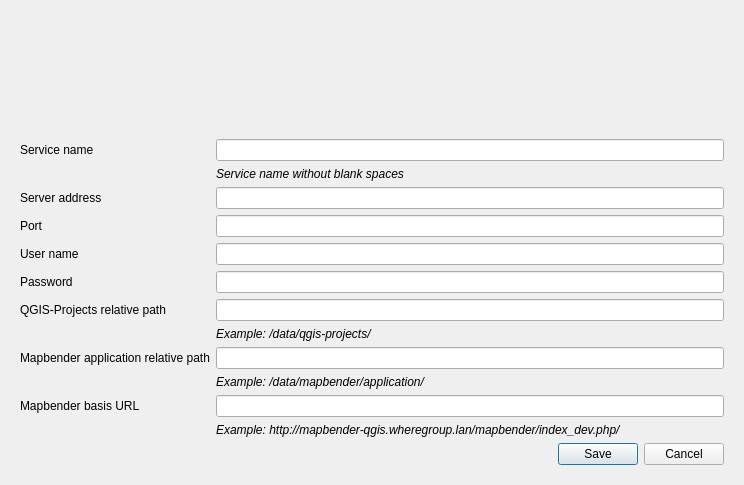
Above: mapbender_plugin/dialogs/ui/edit_server_section_dialog.ui from WhereGroup/QGIS2Mapbender before the change. Below: the same form after it.
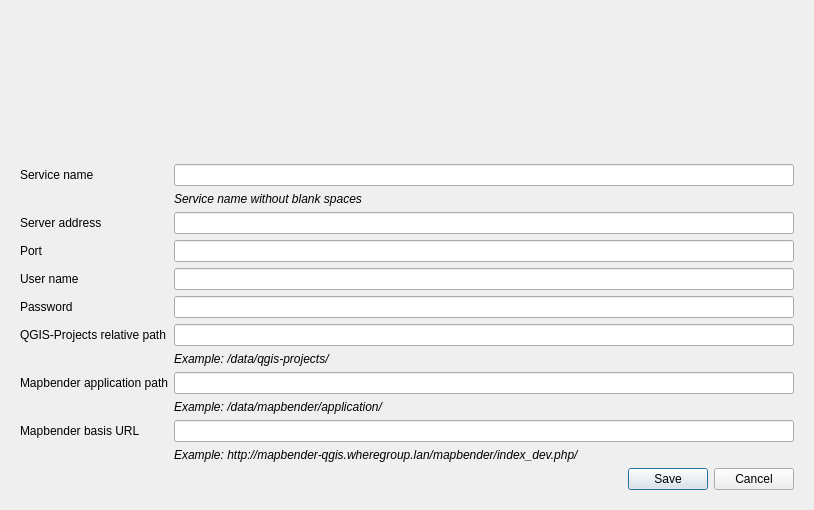
That is the form after the change. Icons and pictures are not drawn.

Commit message: get qgis project path from server config and update server table: show qgis project path. add dynamic basis url (2)

```diff
--- a/mapbender_plugin/dialogs/ui/edit_server_section_dialog.ui
+++ b/mapbender_plugin/dialogs/ui/edit_server_section_dialog.ui
@@ -6,8 +6,8 @@
    <rect>
     <x>0</x>
     <y>0</y>
-    <width>744</width>
-    <height>485</height>
+    <width>814</width>
+    <height>510</height>
    </rect>
   </property>
   <property name="windowTitle">
@@ -109,7 +109,7 @@
         <item row="8" column="0">
          <widget class="QLabel" name="editMapbenderPathLabel">
           <property name="text">
-           <string>Mapbender application relative path</string>
+           <string>Mapbender application path</string>
           </property>
          </widget>
         </item>
```
Left out of the diff: 8 changed lines with no effect on the pictures. The commit also changes 4 other files.
